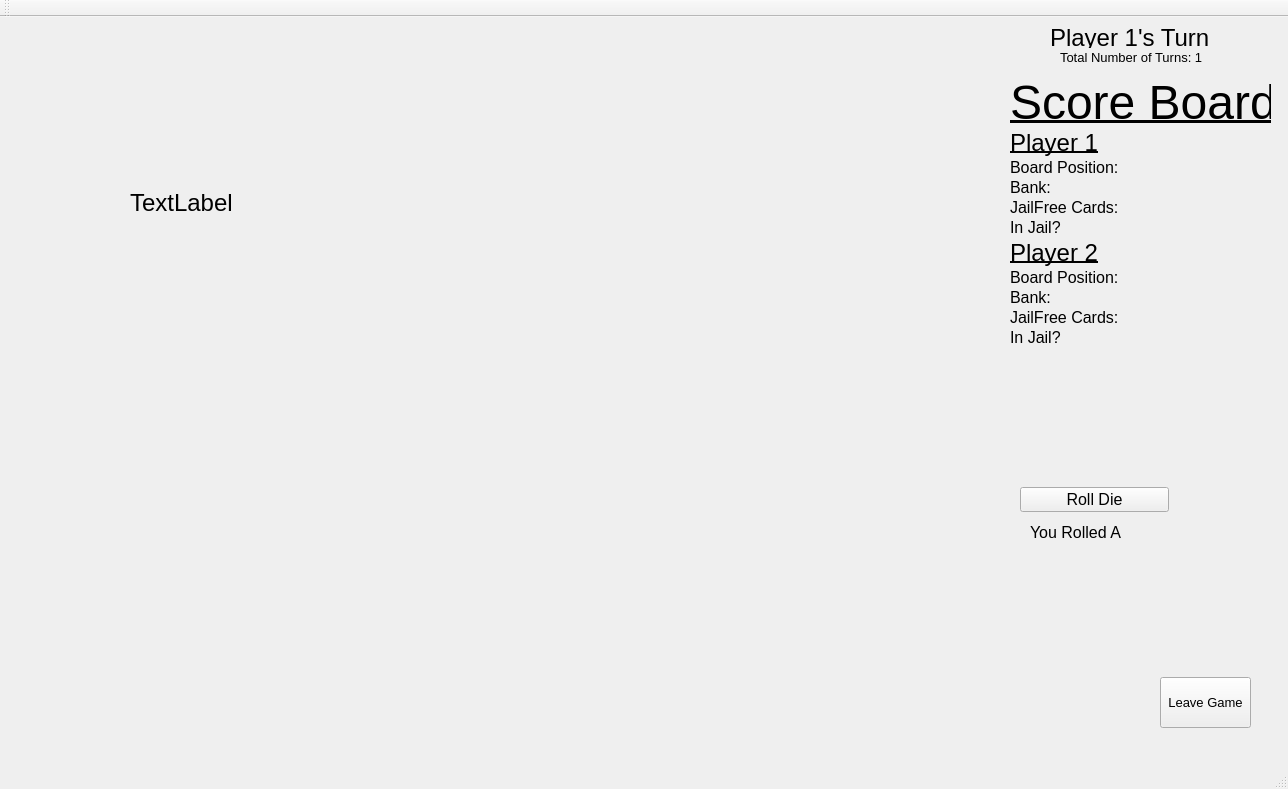
Old version of the form Monopoly/Monopoly_graphics/mainwindow.ui in the repository ppate67/NetworkBoardGames.
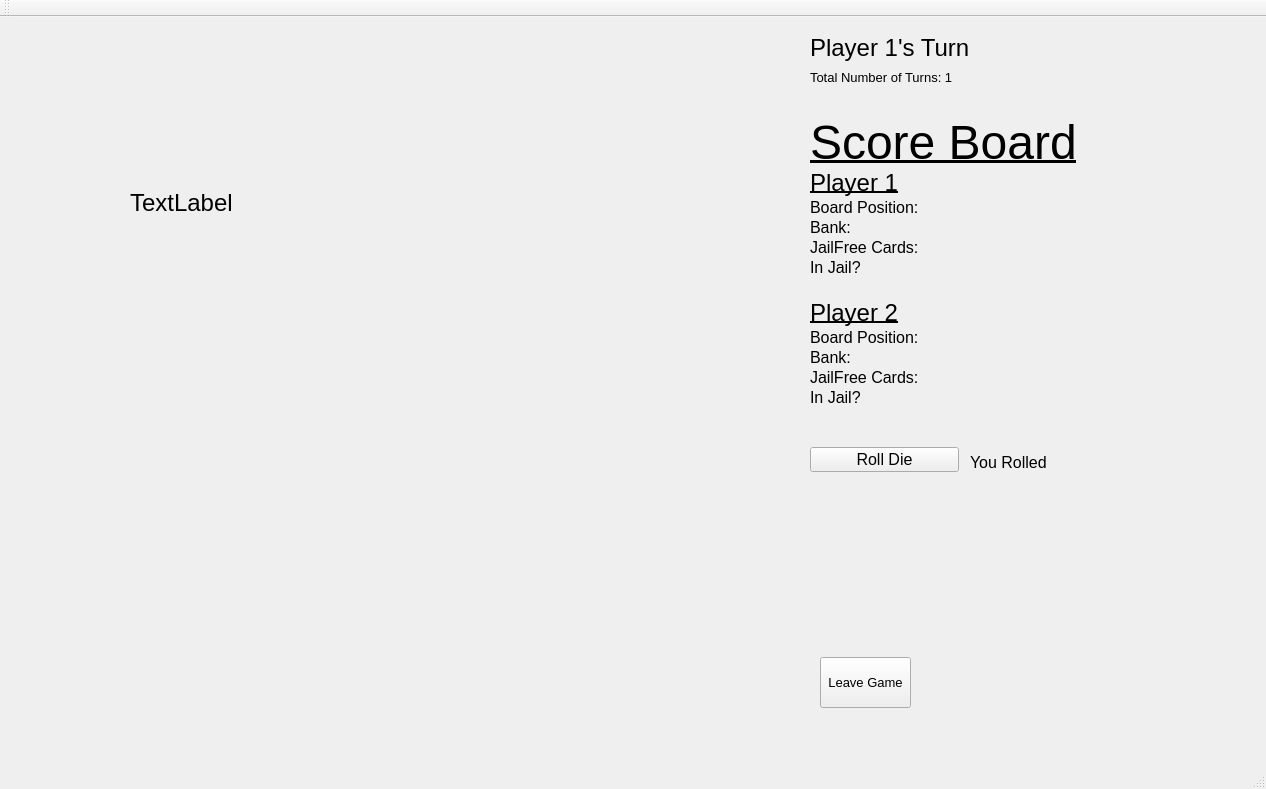
New version of the form. Icons and pictures are not drawn.

```diff
--- a/Monopoly/Monopoly_graphics/mainwindow.ui
+++ b/Monopoly/Monopoly_graphics/mainwindow.ui
@@ -6,7 +6,7 @@
    <rect>
     <x>0</x>
     <y>0</y>
-    <width>1288</width>
+    <width>1266</width>
     <height>789</height>
    </rect>
   </property>
@@ -57,8 +57,8 @@
    <widget class="QPushButton" name="pushButton">
     <property name="geometry">
      <rect>
-      <x>1160</x>
-      <y>660</y>
+      <x>820</x>
+      <y>640</y>
       <width>91</width>
       <height>51</height>
      </rect>
@@ -75,8 +75,8 @@
    <widget class="QPushButton" name="pushButton_2">
     <property name="geometry">
      <rect>
-      <x>1020</x>
-      <y>470</y>
+      <x>810</x>
+      <y>430</y>
       <width>149</width>
       <height>25</height>
      </rect>
@@ -93,8 +93,8 @@
    <widget class="QLabel" name="Player1_Space">
     <property name="geometry">
      <rect>
-      <x>1120</x>
-      <y>140</y>
+      <x>950</x>
+      <y>180</y>
       <width>191</width>
       <height>21</height>
      </rect>
@@ -111,9 +111,9 @@
    <widget class="QLabel" name="Scoreboard_text">
     <property name="geometry">
      <rect>
-      <x>1010</x>
-      <y>60</y>
-      <width>261</width>
+      <x>810</x>
+      <y>100</y>
+      <width>331</width>
       <height>51</height>
      </rect>
     </property>
@@ -130,8 +130,8 @@
    <widget class="QLabel" name="Player1_Text">
     <property name="geometry">
      <rect>
-      <x>1010</x>
-      <y>110</y>
+      <x>810</x>
+      <y>150</y>
       <width>91</width>
       <height>31</height>
      </rect>
@@ -148,9 +148,9 @@
    <widget class="QLabel" name="Player1_Position_Text">
     <property name="geometry">
      <rect>
-      <x>1010</x>
-      <y>140</y>
-      <width>131</width>
+      <x>810</x>
+      <y>180</y>
+      <width>141</width>
       <height>21</height>
      </rect>
     </property>
@@ -168,8 +168,8 @@
    <widget class="QLabel" name="DiceRoll">
     <property name="geometry">
      <rect>
-      <x>1030</x>
-      <y>500</y>
+      <x>970</x>
+      <y>430</y>
       <width>131</width>
       <height>31</height>
      </rect>
@@ -180,14 +180,14 @@
      </font>
     </property>
     <property name="text">
-     <string>You Rolled A </string>
+     <string>You Rolled  </string>
     </property>
    </widget>
    <widget class="QLabel" name="Player2_Text">
     <property name="geometry">
      <rect>
-      <x>1010</x>
-      <y>220</y>
+      <x>810</x>
+      <y>280</y>
       <width>91</width>
       <height>31</height>
      </rect>
@@ -204,8 +204,8 @@
    <widget class="QLabel" name="Player1_Bank_Text">
     <property name="geometry">
      <rect>
-      <x>1010</x>
-      <y>160</y>
+      <x>810</x>
+      <y>200</y>
       <width>111</width>
       <height>21</height>
      </rect>
@@ -224,8 +224,8 @@
    <widget class="QLabel" name="Player1_Bank_Amount">
     <property name="geometry">
      <rect>
-      <x>1120</x>
-      <y>160</y>
+      <x>950</x>
+      <y>200</y>
       <width>191</width>
       <height>21</height>
      </rect>
@@ -242,8 +242,8 @@
    <widget class="QLabel" name="Player2_Space">
     <property name="geometry">
      <rect>
-      <x>1120</x>
-      <y>250</y>
+      <x>950</x>
+      <y>310</y>
       <width>191</width>
       <height>21</height>
      </rect>
@@ -260,9 +260,9 @@
    <widget class="QLabel" name="Player2_Position_Text">
     <property name="geometry">
      <rect>
-      <x>1010</x>
-      <y>250</y>
-      <width>131</width>
+      <x>810</x>
+      <y>310</y>
+      <width>151</width>
       <height>21</height>
      </rect>
     </property>
@@ -280,8 +280,8 @@
    <widget class="QLabel" name="Player2_Bank_Amount">
     <property name="geometry">
      <rect>
-      <x>1120</x>
-      <y>270</y>
+      <x>950</x>
+      <y>330</y>
       <width>191</width>
       <height>21</height>
      </rect>
@@ -298,8 +298,8 @@
    <widget class="QLabel" name="Player2_Bank_Text">
     <property name="geometry">
      <rect>
-      <x>1010</x>
-      <y>270</y>
+      <x>810</x>
+      <y>330</y>
       <width>111</width>
       <height>21</height>
      </rect>
@@ -318,10 +318,10 @@
    <widget class="QLabel" name="TurnLabel">
     <property name="geometry">
      <rect>
-      <x>1050</x>
+      <x>810</x>
       <y>10</y>
-      <width>171</width>
-      <height>21</height>
+      <width>221</width>
+      <height>41</height>
      </rect>
     </property>
     <property name="palette">
@@ -373,8 +373,8 @@
    <widget class="QLabel" name="TotalTurns">
     <property name="geometry">
      <rect>
-      <x>1060</x>
-      <y>30</y>
+      <x>810</x>
+      <y>50</y>
       <width>171</width>
       <height>21</height>
      </rect>
@@ -429,8 +429,8 @@
    <widget class="QLabel" name="Player1_Jailfree_amount">
     <property name="geometry">
      <rect>
-      <x>1120</x>
-      <y>180</y>
+      <x>950</x>
+      <y>220</y>
       <width>91</width>
       <height>21</height>
      </rect>
@@ -449,8 +449,8 @@
    <widget class="QLabel" name="Player2_Jailfree_amount">
     <property name="geometry">
      <rect>
-      <x>1130</x>
-      <y>290</y>
+      <x>950</x>
+      <y>350</y>
       <width>111</width>
       <height>21</height>
      </rect>
@@ -469,9 +469,9 @@
    <widget class="QLabel" name="Player1_Bank_Text_2">
     <property name="geometry">
      <rect>
-      <x>1010</x>
-      <y>180</y>
-      <width>111</width>
+      <x>810</x>
+      <y>220</y>
+      <width>141</width>
       <height>21</height>
      </rect>
     </property>
@@ -489,9 +489,9 @@
    <widget class="QLabel" name="Player1_Bank_Text_3">
     <property name="geometry">
      <rect>
-      <x>1010</x>
-      <y>290</y>
-      <width>111</width>
+      <x>810</x>
+      <y>350</y>
+      <width>201</width>
       <height>21</height>
      </rect>
     </property>
@@ -509,8 +509,8 @@
    <widget class="QLabel" name="Player1_inJail">
     <property name="geometry">
      <rect>
-      <x>1120</x>
-      <y>200</y>
+      <x>950</x>
+      <y>240</y>
       <width>111</width>
       <height>21</height>
      </rect>
@@ -529,8 +529,8 @@
    <widget class="QLabel" name="Player2_inJail">
     <property name="geometry">
      <rect>
-      <x>1120</x>
-      <y>310</y>
+      <x>950</x>
+      <y>370</y>
       <width>111</width>
       <height>21</height>
      </rect>
@@ -549,8 +549,8 @@
    <widget class="QLabel" name="Player2_inJail_2">
     <property name="geometry">
      <rect>
-      <x>1010</x>
-      <y>310</y>
+      <x>810</x>
+      <y>370</y>
       <width>111</width>
       <height>21</height>
      </rect>
@@ -569,8 +569,8 @@
    <widget class="QLabel" name="Player2_inJail_3">
     <property name="geometry">
      <rect>
-      <x>1010</x>
-      <y>200</y>
+      <x>810</x>
+      <y>240</y>
       <width>111</width>
       <height>21</height>
      </rect>
```
Left out of the diff: 44 changed lines with no effect on the pictures.
